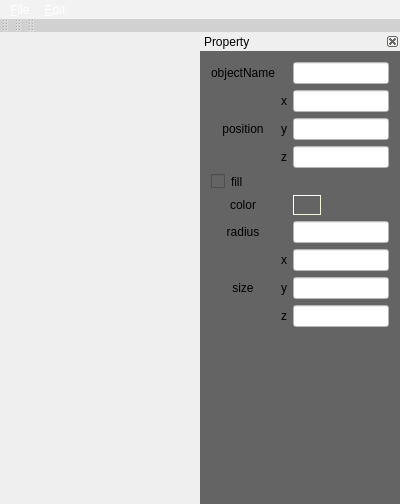
Old version of the form SJTUFlow/SJTUFlow/scenedesignwidget.ui in the repository SatanWoo/SJTUFlow.
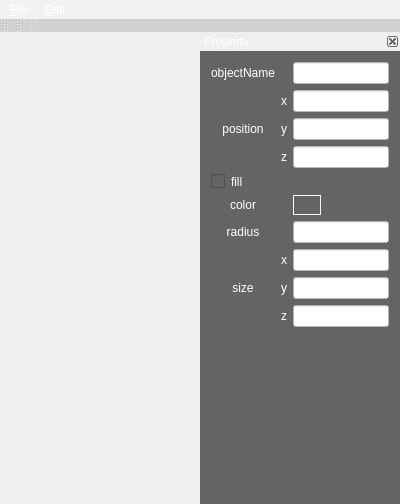
New version of the form. Icons and pictures are not drawn.

What changed in the file:
```diff
--- a/SJTUFlow/SJTUFlow/scenedesignwidget.ui
+++ b/SJTUFlow/SJTUFlow/scenedesignwidget.ui
@@ -154,6 +154,7 @@
    <property name="styleSheet">
     <string notr="true">*
 {
+	color: white;
 	border-color: rgb(100, 100, 100);
 	background-color: rgb(100, 100, 100);
 }
```
